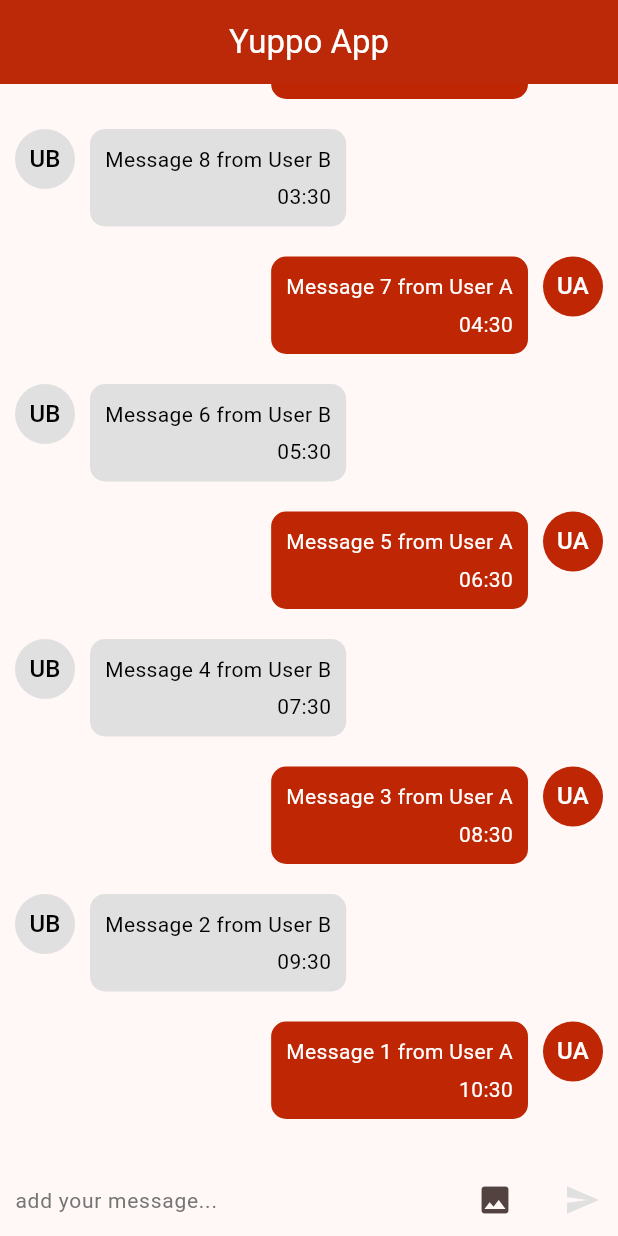
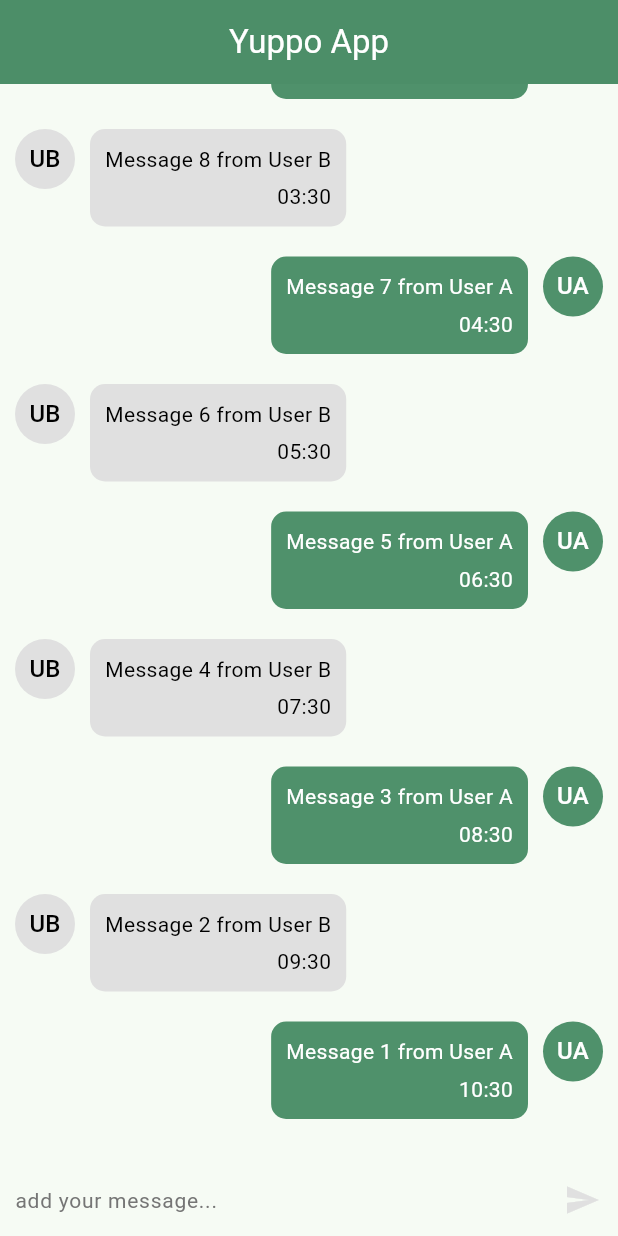
Before and after one commit to salahelden18/chat-screen, a Flutter app: the screen it shows after launch, on a phone screen of 412 x 824 dp. Run offline on Flutter 3.47's test engine with Material 3 defaults, Android fonts, the phone set to English and light mode, and no system bars; our stand-ins replace equatable, flutter_bloc.

Commit message:
making some refactorization

```diff
--- a/lib/constants/color_constants.dart
+++ b/lib/constants/color_constants.dart
@@ -1,7 +1,7 @@
 import 'package:flutter/material.dart';
 
 class ColorConstants {
-  static const Color primaryColor = Color(0xffBF2604);
+  static const Color primaryColor = Color(0xff4F916B);
   static Color greyColor = Colors.grey.shade300;
   static Color grey2Color = Colors.grey.shade600;
 }
--- a/lib/constants/list_constants.dart
+++ b/lib/constants/list_constants.dart
@@ -1,7 +1,6 @@
 class ListConstants {
   static const List<String> autoReplyMessages = [
     'Great. What about you',
-    'I am good',
-    'How are you'
+    'I am good, How are you',
   ];
 }
--- a/lib/home_screen.dart
+++ b/lib/home_screen.dart
@@ -49,7 +49,6 @@
 
   @override
   Widget build(BuildContext context) {
-    print('rebuild');
     return Scaffold(
       appBar: AppBar(
         title: const Text(
@@ -61,7 +60,9 @@
       ),
       body: Column(
         children: [
+          // chat part
           const ChatSection(),
+          // part of the quick responses and the adding message
           Column(
             children: [
               if (isAutoReplyListShowen)
--- a/lib/widgets/add_message_section.dart
+++ b/lib/widgets/add_message_section.dart
@@ -41,15 +41,9 @@
           ),
           const SizedBox(width: 10),
           IconButton(
-            onPressed: () {},
-            icon: const Icon(Icons.image),
-          ),
-          const SizedBox(width: 10),
-          IconButton(
             onPressed: message.isEmpty
                 ? null
                 : () {
-                    debugPrint("Executing Add Message $message");
                     // send the message to the cubit
                     context.read<MessageCubit>().addMessage(message);
 
--- a/lib/widgets/chat_section.dart
+++ b/lib/widgets/chat_section.dart
@@ -10,15 +10,25 @@
   Widget build(BuildContext context) {
     final messageCubit = context.watch<MessageCubit>();
     final groupedMessages = messageCubit.state.messages;
+    print('Here from the build ${groupedMessages.keys.length}');
     return Expanded(
-      child: ListView(
+      child: groupedMessages.values.isEmpty
+          ? const Center(
+              child: Text('No Chat messages added yet'),
+            )
+          : ListView(
               reverse: true,
               padding: const EdgeInsets.all(10),
               children: groupedMessages.entries.map((entry) {
                 final date = entry.key;
                 final messages = entry.value;
+                print('=================');
+                print(date);
+                print(messages.length);
+                print('=================');
 
-          return DateMessagesSectionWidget(date: date, messages: messages);
+                return DateMessagesSectionWidget(
+                    date: date, messages: messages);
               }).toList(),
             ),
     );
--- a/lib/widgets/date_messages_section_widget.dart
+++ b/lib/widgets/date_messages_section_widget.dart
@@ -22,8 +22,12 @@
   void didUpdateWidget(DateMessagesSectionWidget oldWidget) {
     super.didUpdateWidget(oldWidget);
     if (widget.messages.length > oldWidget.messages.length) {
-      animationListKey.currentState?.insertItem(widget.messages.length - 1,
-          duration: const Duration(milliseconds: 500));
+      // Ensure index is within bounds
+      int index = widget.messages.length - 1;
+      if (index >= 0 && index < widget.messages.length) {
+        animationListKey.currentState
+            ?.insertItem(index, duration: const Duration(milliseconds: 500));
+      }
     }
   }
 
@@ -42,24 +46,20 @@
           key: animationListKey,
           initialItemCount: widget.messages.length,
           itemBuilder: (context, index, animation) {
-            return _buildMessageItem(index, animation);
+            // wired case happens unexpectly so we handled it in this way
+            // it is happens randomly
+            if (index < 0 || index >= widget.messages.length) {
+              return const SizedBox.shrink();
+            }
+            return MessageWidget(
+              message: widget.messages[index],
+              isPreviousSameUser: isPreviousBySameUser(index),
+              isAfterSameuser: isAfterSameuser(index),
+              animation: animation,
+            );
           },
         ),
       ],
-    );
-  }
-
-  // fade transition only
-  Widget _buildMessageItem(int index, Animation<double> animation) {
-    final message = widget.messages[index];
-
-    return FadeTransition(
-      opacity: animation,
-      child: MessageWidget(
-        message: message,
-        isPreviousSameUser: isPreviousBySameUser(index),
-        isAfterSameuser: isAfterSameuser(index),
-      ),
     );
   }
 
@@ -69,6 +69,7 @@
     return widget.messages[index].sender == widget.messages[index - 1].sender;
   }
 
+  // decreasing the space between messages from the same user
   bool isAfterSameuser(int index) {
     // for the last message we add space 20 pixels
     if (widget.messages.length - 1 == index) return false;
@@ -76,6 +77,7 @@
     return widget.messages[index].sender == widget.messages[index + 1].sender;
   }
 }
+
 // slide transition
 // Widget _buildMessageItem(int index, Animation<double> animation) {
 //   final message = widget.messages[index];
--- a/lib/widgets/message_bubble.dart
+++ b/lib/widgets/message_bubble.dart
@@ -1,7 +1,7 @@
 import 'package:flutter/material.dart';
-import 'package:yuppo_chat_app/constants/color_constants.dart';
-import 'package:yuppo_chat_app/models/chat_model.dart';
-import 'package:yuppo_chat_app/services/date_time_service.dart';
+import '../constants/color_constants.dart';
+import '../models/chat_model.dart';
+import '../services/date_time_service.dart';
 
 class MessageBubble extends StatelessWidget {
   const MessageBubble({super.key, required this.message});
--- a/lib/widgets/message_widget.dart
+++ b/lib/widgets/message_widget.dart
@@ -8,15 +8,20 @@
       {super.key,
       required this.message,
       required this.isPreviousSameUser,
-      required this.isAfterSameuser});
+      required this.isAfterSameuser,
+      required this.animation});
   final ChatModel message;
   final bool isPreviousSameUser;
   final bool isAfterSameuser;
+  final Animation<double> animation;
 
   @override
   Widget build(BuildContext context) {
-    return Directionality(
-      textDirection: message.isSentByMe ? TextDirection.rtl : TextDirection.ltr,
+    return FadeTransition(
+      opacity: animation,
+      child: Directionality(
+        textDirection:
+            message.isSentByMe ? TextDirection.rtl : TextDirection.ltr,
         child: Column(
           children: [
             Row(
@@ -36,6 +41,7 @@
             SizedBox(height: isAfterSameuser ? 5 : 20),
           ],
         ),
+      ),
     );
   }
 }
```
Also changed, not shown: lib/cubit/message_cubit.dart (+9 -75 lines). Lines whose indentation alone changed are shown as unchanged.
